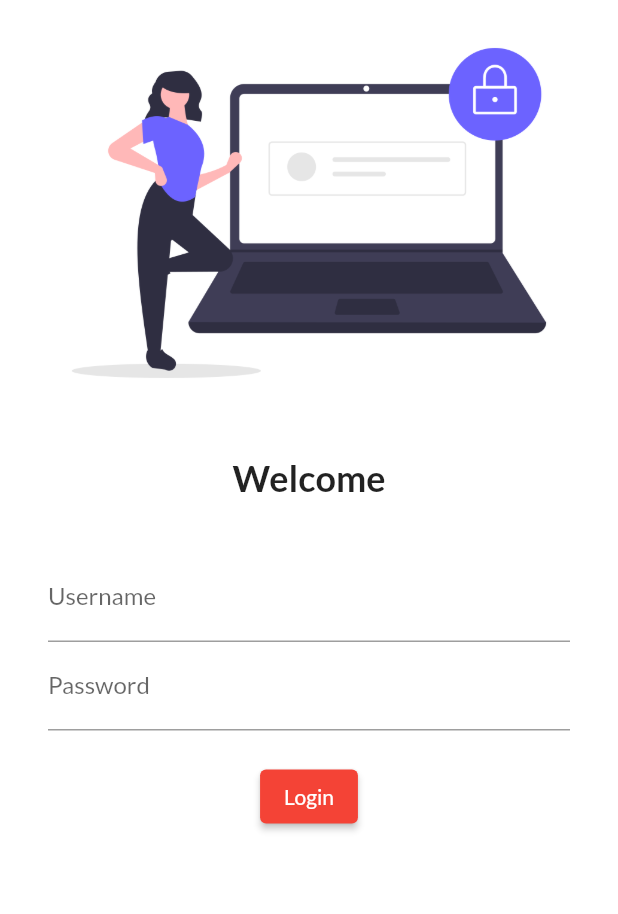
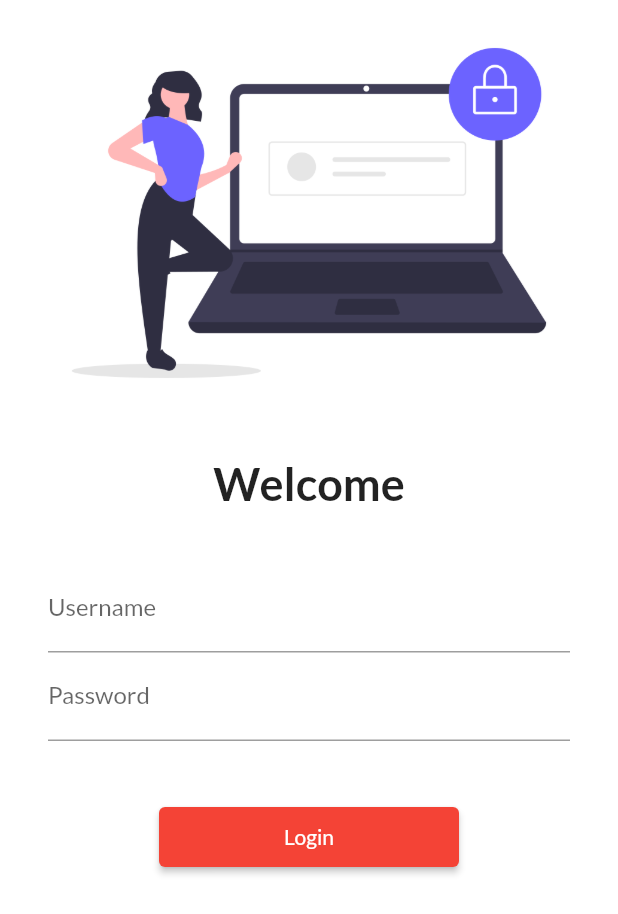
Before and after one commit to amarjitsingh52922/flutterlearn, a Flutter app: the screen it shows after launch, on a phone screen of 412 x 824 dp. Shown: the top 914 px of the screen. Run offline on Flutter 3.47's test engine with Material 2 defaults, Android fonts, the phone set to English and light mode, and no system bars; our stand-ins replace google_fonts.

Commit message:
day5 completed

```diff
--- a/lib/main.dart
+++ b/lib/main.dart
@@ -2,6 +2,7 @@ import 'package:firstapp/pages/home_page.dart';
 import 'package:firstapp/pages/login_page.dart';
 import 'package:flutter/material.dart';
 import 'package:google_fonts/google_fonts.dart';
+import 'package:firstapp/utils/routes.dart';
 
 void main() {
   runApp(MyApp());
@@ -13,6 +14,7 @@ class MyApp extends StatelessWidget {
   @override
   Widget build(BuildContext context) {
     return MaterialApp(
+      debugShowCheckedModeBanner: false,
       theme: ThemeData(
         primarySwatch: Colors.red,
         primaryTextTheme: GoogleFonts.latoTextTheme(),
@@ -21,8 +23,8 @@ class MyApp extends StatelessWidget {
       //  home: HomePage(),
       routes: {
         "/": (context) => LoginPage(),
-        "/home": (context) => HomePage(),
-        "/login": (context) => LoginPage(),
+        MyRoutes.homeRoute: (context) => HomePage(),
+        MyRoutes.loginRoute: (context) => LoginPage(),
       },
     );
   }
--- a/lib/pages/login_page.dart
+++ b/lib/pages/login_page.dart
@@ -1,3 +1,4 @@
+import 'package:firstapp/utils/routes.dart';
 import 'package:flutter/material.dart';
 
 class LoginPage extends StatelessWidget {
@@ -7,6 +8,7 @@ class LoginPage extends StatelessWidget {
   Widget build(BuildContext context) {
     return Material(
       color: Colors.white,
+      child: SingleChildScrollView(
         child: Column(
           children: [
             Image.asset(
@@ -19,7 +21,7 @@ class LoginPage extends StatelessWidget {
             Text(
               "Welcome",
               style: TextStyle(
-              fontSize: 24,
+                fontSize: 30,
                 fontWeight: FontWeight.bold,
               ),
             ),
@@ -41,12 +43,13 @@ class LoginPage extends StatelessWidget {
                         hintText: 'Enter Password', labelText: "Password"),
                   ),
                   SizedBox(
-                  height: 20,
+                    height: 40,
                   ),
                   ElevatedButton(
                     onPressed: () {
-                    print("amarjit");
+                      Navigator.pushNamed(context, MyRoutes.homeRoute);
                     },
+                    style: TextButton.styleFrom(minimumSize: Size(200, 40)),
                     child: Text("Login"),
                   )
                 ],
@@ -54,6 +57,7 @@ class LoginPage extends StatelessWidget {
             )
           ],
         ),
+      ),
     );
   }
 }
--- /dev/null
+++ b/lib/utils/routes.dart
@@ -0,0 +1,4 @@
+class MyRoutes {
+  static String loginRoute = "/login";
+  static String homeRoute = "/home";
+}
```
Lines whose indentation alone changed are shown as unchanged.
